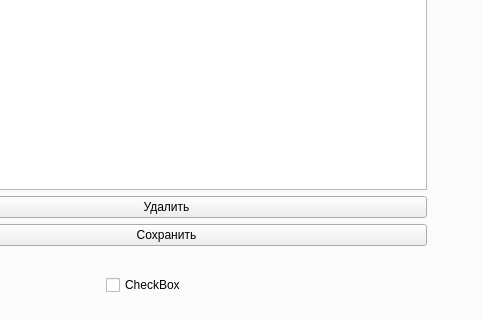
Above: main_widget.ui from Slava-Gll/BatchBarQT before the change; both pictures show x 106 to 587 and y 191 to 511 of the 587 by 511 pixel window. Below: the same form after it.
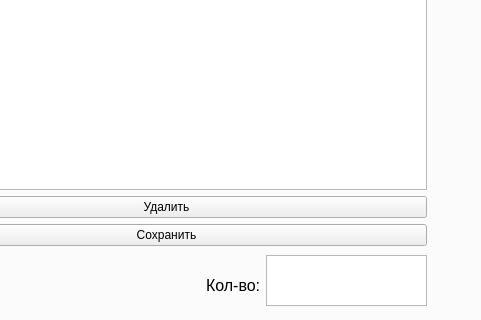
That is the form after the change.

Commit message: add carrier quantity view

```diff
--- a/main_widget.ui
+++ b/main_widget.ui
@@ -105,17 +105,40 @@
       </item>
      </layout>
     </widget>
-    <widget class="QCheckBox" name="checkBox">
+    <widget class="QTextEdit" name="textEdit_quantity">
      <property name="geometry">
       <rect>
-       <x>210</x>
+       <x>370</x>
+       <y>420</y>
+       <width>161</width>
+       <height>51</height>
+      </rect>
+     </property>
+     <property name="font">
+      <font>
+       <pointsize>20</pointsize>
+      </font>
+     </property>
+     <property name="readOnly">
+      <bool>true</bool>
+     </property>
+    </widget>
+    <widget class="QLabel" name="label">
+     <property name="geometry">
+      <rect>
+       <x>310</x>
        <y>440</y>
-       <width>76</width>
-       <height>20</height>
+       <width>61</width>
+       <height>21</height>
       </rect>
      </property>
+     <property name="font">
+      <font>
+       <pointsize>12</pointsize>
+      </font>
+     </property>
      <property name="text">
-      <string>CheckBox</string>
+      <string>Кол-во:</string>
      </property>
     </widget>
    </widget>
```
The commit also changes 5 other files.
